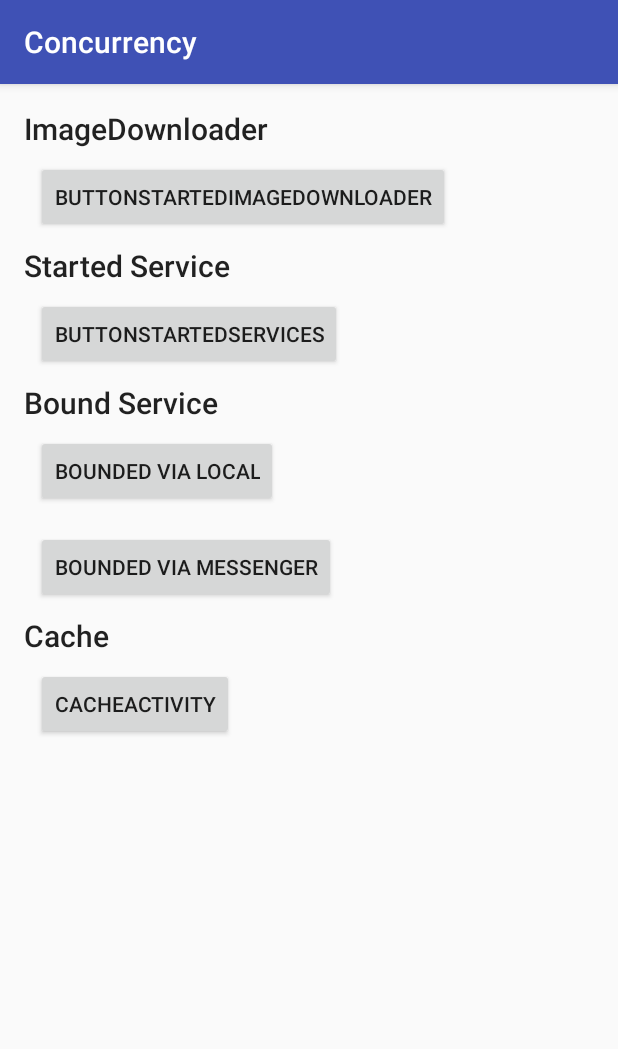
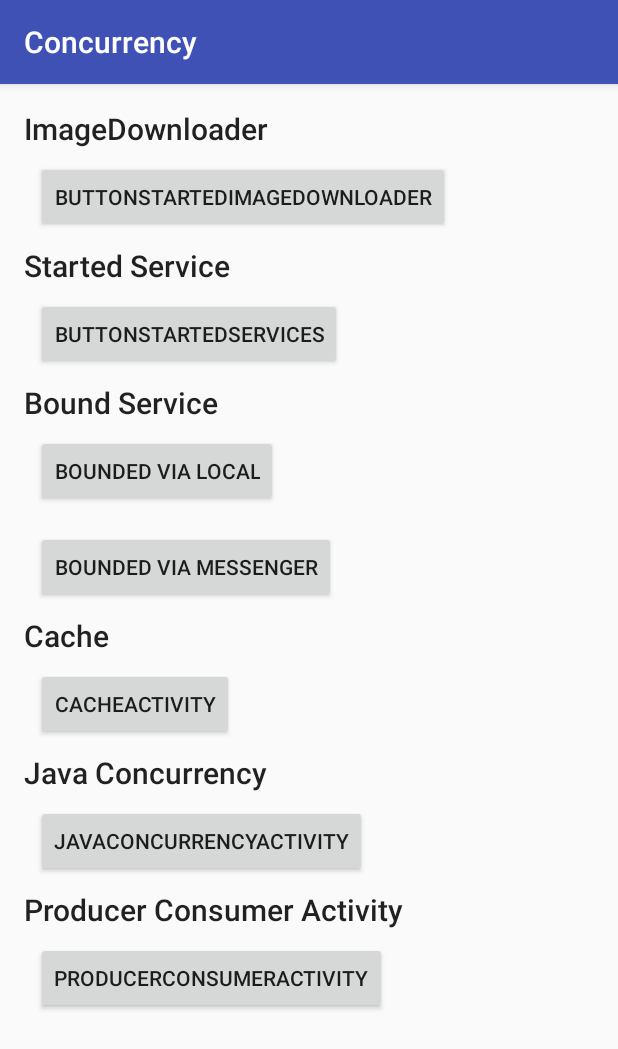
Before and after one commit to stanbar/AndroidConcurrency, an Android app: the screen it shows after launch (MainActivity), on a phone screen of 412 x 824 dp. Shown: the top 1049 px of the screen. Run offline under Robolectric (Android 15) with nearby library versions, the phone set to English and light mode, and no system bars.

Commit message:
-Add Java Concurrency Actovoty that presend CountDownLatches -Add Producer and Consumer based on wait() and notify()

```diff
--- a/app/src/main/java/com/stasbar/concurrency/DownloadIntentService.kt
+++ b/app/src/main/java/com/stasbar/concurrency/DownloadIntentService.kt
@@ -10,7 +10,6 @@ import java.net.HttpURLConnection
 import java.net.URL
 import android.content.Context.MODE_PRIVATE
 import java.nio.channels.Channel
-import android.support.v4.app.NotificationCompat.getChannel
 import android.util.Log
 import java.io.*
 import java.nio.file.Files
--- a/app/src/main/java/com/stasbar/concurrency/MainActivity.kt
+++ b/app/src/main/java/com/stasbar/concurrency/MainActivity.kt
@@ -6,6 +6,8 @@ import android.os.Bundle
 import com.stasbar.concurrency.bounded.local.BoundLocalActivity
 import com.stasbar.concurrency.bounded.messenger.BoundViaMessengerActivity
 import com.stasbar.concurrency.caching.CacheActivity
+import com.stasbar.concurrency.java_concurrency.JavaConcurencyActivity
+import com.stasbar.concurrency.java_concurrency.ProducerConsumerActivity
 import com.stasbar.concurrency.started.StartedServicesActivity
 import kotlinx.android.synthetic.main.activity_main.*
 
@@ -19,6 +21,10 @@ class MainActivity : AppCompatActivity() {
         buttonBoundedLocalService.setOnClickListener { startActivity(Intent(this, BoundLocalActivity::class.java)) }
         buttonBoundedViaMessenger.setOnClickListener { startActivity(Intent(this, BoundViaMessengerActivity::class.java))}
         buttonCache.setOnClickListener { startActivity(Intent(this, CacheActivity::class.java))}
+        buttonJavaConcurrency.setOnClickListener{ startActivity(Intent(this, JavaConcurencyActivity::class.java)) }
+        buttonProducerConsumer.setOnClickListener{ startActivity(Intent(this, ProducerConsumerActivity::class.java)) }
+
+
 
     }
 }
--- a/app/src/main/res/layout/activity_main.xml
+++ b/app/src/main/res/layout/activity_main.xml
@@ -1,52 +1,64 @@
 <?xml version="1.0" encoding="utf-8"?>
-<LinearLayout xmlns:android="http://schemas.android.com/apk/res/android"
+
+<ScrollView xmlns:android="http://schemas.android.com/apk/res/android"
     xmlns:app="http://schemas.android.com/apk/res-auto"
     xmlns:tools="http://schemas.android.com/tools"
     android:layout_width="match_parent"
     android:layout_height="match_parent"
-    android:orientation="vertical"
     android:padding="16dp"
     tools:context="com.stasbar.concurrency.MainActivity">
+
+    <LinearLayout
+        android:layout_width="match_parent"
+        android:layout_height="wrap_content"
+        android:orientation="vertical">
+
         <TextView
 
             android:layout_width="wrap_content"
             android:layout_height="wrap_content"
             android:text="ImageDownloader"
             android:textAppearance="@style/TextAppearance.AppCompat.Widget.ActionBar.Title" />
+
         <Button
-        android:layout_margin="8dp"
-        android:text="buttonStartedImageDownloader"
             android:id="@+id/buttonStartedImageDownloader"
             android:layout_width="wrap_content"
-        android:layout_height="wrap_content" />
+            android:layout_height="wrap_content"
+            android:layout_margin="8dp"
+            android:text="buttonStartedImageDownloader" />
+
         <TextView
             android:layout_width="wrap_content"
             android:layout_height="wrap_content"
             android:text="Started Service"
             android:textAppearance="@style/TextAppearance.AppCompat.Widget.ActionBar.Title" />
+
         <Button
-        android:layout_margin="8dp"
-        android:text="buttonStartedServices"
             android:id="@+id/buttonStartedServices"
             android:layout_width="wrap_content"
-        android:layout_height="wrap_content" />
+            android:layout_height="wrap_content"
+            android:layout_margin="8dp"
+            android:text="buttonStartedServices" />
+
         <TextView
-        android:text="Bound Service"
             android:layout_width="wrap_content"
             android:layout_height="wrap_content"
-        android:textAppearance="@style/TextAppearance.AppCompat.Widget.ActionBar.Title"/>
+            android:text="Bound Service"
+            android:textAppearance="@style/TextAppearance.AppCompat.Widget.ActionBar.Title" />
+
         <Button
-        android:layout_margin="8dp"
-        android:text="Bounded via Local"
             android:id="@+id/buttonBoundedLocalService"
             android:layout_width="wrap_content"
-        android:layout_height="wrap_content" />
+            android:layout_height="wrap_content"
+            android:layout_margin="8dp"
+            android:text="Bounded via Local" />
+
         <Button
-        android:layout_margin="8dp"
-        android:text="Bounded via Messenger"
             android:id="@+id/buttonBoundedViaMessenger"
             android:layout_width="wrap_content"
-        android:layout_height="wrap_content" />
+            android:layout_height="wrap_content"
+            android:layout_margin="8dp"
+            android:text="Bounded via Messenger" />
 
         <!--buttonCache-->
         <TextView
@@ -54,10 +66,43 @@
             android:layout_height="wrap_content"
             android:text="Cache"
             android:textAppearance="@style/TextAppearance.AppCompat.Widget.ActionBar.Title" />
+
         <Button
-        android:layout_margin="8dp"
-        android:text="CacheActivity"
             android:id="@+id/buttonCache"
             android:layout_width="wrap_content"
-        android:layout_height="wrap_content" />
+            android:layout_height="wrap_content"
+            android:layout_margin="8dp"
+            android:text="CacheActivity" />
+
+
+        <!--Java Concurrency-->
+        <TextView
+            android:layout_width="wrap_content"
+            android:layout_height="wrap_content"
+            android:text="Java Concurrency"
+            android:textAppearance="@style/TextAppearance.AppCompat.Widget.ActionBar.Title" />
+
+        <Button
+            android:id="@+id/buttonJavaConcurrency"
+            android:layout_width="wrap_content"
+            android:layout_height="wrap_content"
+            android:layout_margin="8dp"
+            android:text="JavaConcurrencyActivity" />
+
+        <!--ProducerConsumer-->
+        <TextView
+            android:layout_width="wrap_content"
+            android:layout_height="wrap_content"
+            android:text="Producer Consumer Activity"
+            android:textAppearance="@style/TextAppearance.AppCompat.Widget.ActionBar.Title" />
+
+        <Button
+            android:id="@+id/buttonProducerConsumer"
+            android:layout_width="wrap_content"
+            android:layout_height="wrap_content"
+            android:layout_margin="8dp"
+            android:text="ProducerConsumeractivity" />
+
+
     </LinearLayout>
+</ScrollView>
--- a/build.gradle
+++ b/build.gradle
@@ -1,13 +1,13 @@
 // Top-level build file where you can add configuration options common to all sub-projects/modules.
 
 buildscript {
-    ext.kotlin_version = '1.1.3-2'
+    ext.kotlin_version = '1.1.51'
     repositories {
         google()
         jcenter()
     }
     dependencies {
-        classpath 'com.android.tools.build:gradle:3.0.0-alpha8'
+        classpath 'com.android.tools.build:gradle:3.0.0-rc1'
         classpath "org.jetbrains.kotlin:kotlin-gradle-plugin:$kotlin_version"
 
         // NOTE: Do not place your application dependencies here; they belong
```
Also changed, not shown: app/build.gradle (+4 -4 lines), app/src/main/AndroidManifest.xml (+15 -1 lines), app/src/main/java/com/stasbar/concurrency/LoggableActivity.kt (added, +19 -0 lines), app/src/main/java/com/stasbar/concurrency/caching/CacheActivity.kt (+3 -6 lines), app/src/main/java/com/stasbar/concurrency/data/Transacton.kt (added, +9 -0 lines), app/src/main/java/com/stasbar/concurrency/java_concurrency/JavaConcurencyActivity.kt (added, +78 -0 lines), app/src/main/java/com/stasbar/concurrency/java_concurrency/ProducerConsumerActivity.kt (added, +67 -0 lines), app/src/main/res/layout/activity_java_concurency.xml (added, +56 -0 lines), app/src/main/res/layout/activity_producer_consumer.xml (added, +15 -0 lines). Lines whose indentation alone changed are shown as unchanged.
